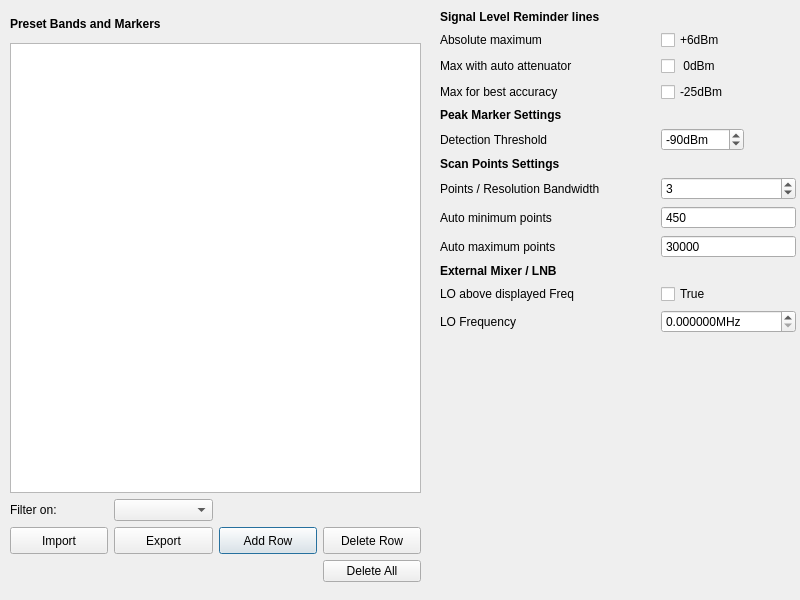
g4ixt/QtTinySA, file preferences.ui: the form before one commit.
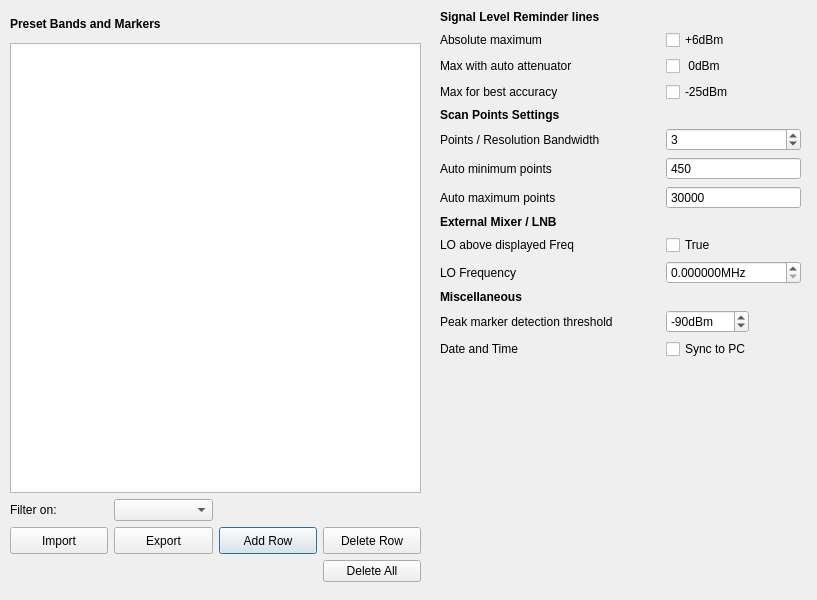
The form after the commit.

The edit to the form file:
```diff
--- a/preferences.ui
+++ b/preferences.ui
@@ -6,7 +6,7 @@
    <rect>
     <x>0</x>
     <y>0</y>
-    <width>800</width>
+    <width>817</width>
     <height>600</height>
    </rect>
   </property>
@@ -156,45 +156,62 @@
     <rect>
      <x>440</x>
      <y>10</y>
-     <width>356</width>
+     <width>361</width>
      <height>571</height>
     </rect>
    </property>
    <layout class="QGridLayout" name="gridLayout_2">
-    <item row="2" column="1">
-     <widget class="QCheckBox" name="zeroLine">
+    <item row="11" column="0">
+     <widget class="QLabel" name="label_13">
+      <property name="font">
+       <font>
+        <weight>75</weight>
+        <bold>true</bold>
+       </font>
+      </property>
       <property name="text">
-       <string> 0dBm</string>
+       <string>Miscellaneous</string>
+      </property>
+     </widget>
+    </item>
+    <item row="5" column="1">
+     <widget class="QSpinBox" name="rbw_x">
+      <property name="minimum">
+       <number>2</number>
+      </property>
+      <property name="maximum">
+       <number>10</number>
+      </property>
+      <property name="value">
+       <number>3</number>
+      </property>
+     </widget>
+    </item>
+    <item row="13" column="1">
+     <widget class="QCheckBox" name="syncTime">
+      <property name="text">
+       <string>Sync to PC</string>
+      </property>
+     </widget>
+    </item>
+    <item row="1" column="1">
+     <widget class="QCheckBox" name="plus6Line">
+      <property name="text">
+       <string>+6dBm</string>
       </property>
       <property name="checked">
        <bool>false</bool>
       </property>
      </widget>
     </item>
-    <item row="7" column="0">
+    <item row="5" column="0">
      <widget class="QLabel" name="label">
       <property name="text">
        <string>Points / Resolution Bandwidth</string>
       </property>
      </widget>
     </item>
-    <item row="8" column="1">
-     <widget class="QSpinBox" name="minPoints">
-      <property name="buttonSymbols">
-       <enum>QAbstractSpinBox::NoButtons</enum>
-      </property>
-      <property name="minimum">
-       <number>25</number>
-      </property>
-      <property name="maximum">
-       <number>450</number>
-      </property>
-      <property name="value">
-       <number>450</number>
-      </property>
-     </widget>
-    </item>
-    <item row="10" column="0" colspan="2">
+    <item row="8" column="0" colspan="2">
      <widget class="QLabel" name="label_14">
       <property name="font">
        <font>
@@ -207,7 +224,119 @@
       </property>
      </widget>
     </item>
-    <item row="5" column="1">
+    <item row="1" column="0">
+     <widget class="QLabel" name="label_11">
+      <property name="text">
+       <string>Absolute maximum</string>
+      </property>
+     </widget>
+    </item>
+    <item row="7" column="1">
+     <widget class="QSpinBox" name="maxPoints">
+      <property name="buttonSymbols">
+       <enum>QAbstractSpinBox::NoButtons</enum>
+      </property>
+      <property name="minimum">
+       <number>25</number>
+      </property>
+      <property name="maximum">
+       <number>100000</number>
+      </property>
+      <property name="value">
+       <number>30000</number>
+      </property>
+     </widget>
+    </item>
+    <item row="0" column="0" colspan="2">
+     <widget class="QLabel" name="label_6">
+      <property name="font">
+       <font>
+        <weight>75</weight>
+        <bold>true</bold>
+       </font>
+      </property>
+      <property name="text">
+       <string>Signal Level Reminder lines</string>
+      </property>
+     </widget>
+    </item>
+    <item row="2" column="0">
+     <widget class="QLabel" name="label_10">
+      <property name="text">
+       <string>Max with auto attenuator</string>
+      </property>
+     </widget>
+    </item>
+    <item row="3" column="1">
+     <widget class="QCheckBox" name="neg25Line">
+      <property name="text">
+       <string>-25dBm</string>
+      </property>
+      <property name="checked">
+       <bool>false</bool>
+      </property>
+     </widget>
+    </item>
+    <item row="12" column="0">
+     <widget class="QLabel" name="label_2">
+      <property name="text">
+       <string>Peak marker detection threshold</string>
+      </property>
+     </widget>
+    </item>
+    <item row="7" column="0">
+     <widget class="QLabel" name="label_4">
+      <property name="text">
+       <string>Auto maximum points</string>
+      </property>
+     </widget>
+    </item>
+    <item row="9" column="1">
+     <widget class="QCheckBox" name="highLO">
+      <property name="text">
+       <string>True</string>
+      </property>
+     </widget>
+    </item>
+    <item row="3" column="0">
+     <widget class="QLabel" name="label_9">
+      <property name="text">
+       <string>Max for best accuracy</string>
+      </property>
+     </widget>
+    </item>
+    <item row="9" column="0">
+     <widget class="QLabel" name="label_15">
+      <property name="text">
+       <string>LO above displayed Freq</string>
+      </property>
+     </widget>
+    </item>
+    <item row="2" column="1">
+     <widget class="QCheckBox" name="zeroLine">
+      <property name="text">
+       <string> 0dBm</string>
+      </property>
+      <property name="checked">
+       <bool>false</bool>
+      </property>
+     </widget>
+    </item>
+    <item row="6" column="0">
+     <widget class="QLabel" name="label_3">
+      <property name="text">
+       <string>Auto minimum points</string>
+      </property>
+     </widget>
+    </item>
+    <item row="10" column="0">
+     <widget class="QLabel" name="label_16">
+      <property name="text">
+       <string>LO Frequency</string>
+      </property>
+     </widget>
+    </item>
+    <item row="12" column="1">
      <widget class="QSpinBox" name="peakThreshold">
       <property name="sizePolicy">
        <sizepolicy hsizetype="Minimum" vsizetype="Fixed">
@@ -243,7 +372,55 @@
       </property>
      </widget>
     </item>
-    <item row="16" column="0">
+    <item row="4" column="0">
+     <widget class="QLabel" name="label_8">
+      <property name="font">
+       <font>
+        <weight>75</weight>
+        <bold>true</bold>
+       </font>
+      </property>
+      <property name="text">
+       <string>Scan Points Settings</string>
+      </property>
+     </widget>
+    </item>
+    <item row="6" column="1">
+     <widget class="QSpinBox" name="minPoints">
+      <property name="buttonSymbols">
+       <enum>QAbstractSpinBox::NoButtons</enum>
+      </property>
+      <property name="minimum">
+       <number>25</number>
+      </property>
+      <property name="maximum">
+       <number>450</number>
+      </property>
+      <property name="value">
+       <number>450</number>
+      </property>
+     </widget>
+    </item>
+    <item row="10" column="1">
+     <widget class="QDoubleSpinBox" name="freqLO">
+      <property name="suffix">
+       <string>MHz</string>
+      </property>
+      <property name="decimals">
+       <number>6</number>
+      </property>
+      <property name="minimum">
+       <double>0.000000000000000</double>
+      </property>
+      <property name="maximum">
+       <double>100000.000000000000000</double>
+      </property>
+      <property name="value">
+       <double>0.000000000000000</double>
+      </property>
+     </widget>
+    </item>
+    <item row="14" column="0">
      <spacer name="verticalSpacer_2">
       <property name="orientation">
        <enum>Qt::Vertical</enum>
@@ -256,180 +433,10 @@
       </property>
      </spacer>
     </item>
-    <item row="12" column="1">
-     <widget class="QDoubleSpinBox" name="freqLO">
-      <property name="suffix">
-       <string>MHz</string>
-      </property>
-      <property name="decimals">
-       <number>6</number>
-      </property>
-      <property name="minimum">
-       <double>0.000000000000000</double>
-      </property>
-      <property name="maximum">
-       <double>100000.000000000000000</double>
-      </property>
-      <property name="value">
-       <double>0.000000000000000</double>
-      </property>
-     </widget>
-    </item>
-    <item row="7" column="1">
-     <widget class="QSpinBox" name="rbw_x">
-      <property name="minimum">
-       <number>2</number>
-      </property>
-      <property name="maximum">
-       <number>10</number>
-      </property>
-      <property name="value">
-       <number>3</number>
-      </property>
-     </widget>
-    </item>
-    <item row="9" column="0">
-     <widget class="QLabel" name="label_4">
-      <property name="text">
-       <string>Auto maximum points</string>
-      </property>
-     </widget>
-    </item>
-    <item row="6" column="0">
-     <widget class="QLabel" name="label_8">
-      <property name="font">
-       <font>
-        <weight>75</weight>
-        <bold>true</bold>
-       </font>
-      </property>
-      <property name="text">
-       <string>Scan Points Settings</string>
-      </property>
-     </widget>
-    </item>
-    <item row="0" column="0" colspan="2">
-     <widget class="QLabel" name="label_6">
-      <property name="font">
-       <font>
-        <weight>75</weight>
-        <bold>true</bold>
-       </font>
-      </property>
-      <property name="text">
-       <string>Signal Level Reminder lines</string>
-      </property>
-     </widget>
-    </item>
-    <item row="3" column="1">
-     <widget class="QCheckBox" name="neg25Line">
-      <property name="text">
-       <string>-25dBm</string>
-      </property>
-      <property name="checked">
-       <bool>false</bool>
-      </property>
-     </widget>
-    </item>
-    <item row="1" column="0">
-     <widget class="QLabel" name="label_11">
-      <property name="text">
-       <string>Absolute maximum</string>
-      </property>
-     </widget>
-    </item>
-    <item row="3" column="0">
-     <widget class="QLabel" name="label_9">
-      <property name="text">
-       <string>Max for best accuracy</string>
-      </property>
-     </widget>
-    </item>
-    <item row="11" column="0">
-     <widget class="QLabel" name="label_15">
-      <property name="text">
-       <string>LO above displayed Freq</string>
-      </property>
-     </widget>
-    </item>
-    <item row="1" column="1">
-     <widget class="QCheckBox" name="plus6Line">
-      <property name="text">
-       <string>+6dBm</string>
-      </property>
-      <property name="checked">
-       <bool>false</bool>
-      </property>
-     </widget>
-    </item>
     <item row="13" column="0">
-     <widget class="QLabel" name="label_13">
+     <widget class="QLabel" name="label_17">
       <property name="text">
-       <string/>
-      </property>
-     </widget>
-    </item>
-    <item row="5" column="0">
-     <widget class="QLabel" name="label_2">
-      <property name="text">
-       <string>Detection Threshold</string>
-      </property>
-     </widget>
-    </item>
-    <item row="2" column="0">
-     <widget class="QLabel" name="label_10">
-      <property name="text">
-       <string>Max with auto attenuator</string>
-      </property>
-     </widget>
-    </item>
-    <item row="9" column="1">
-     <widget class="QSpinBox" name="maxPoints">
-      <property name="buttonSymbols">
-       <enum>QAbstractSpinBox::NoButtons</enum>
-      </property>
-      <property name="minimum">
-       <number>25</number>
-      </property>
-      <property name="maximum">
-       <number>100000</number>
-      </property>
-      <property name="value">
-       <number>30000</number>
-      </property>
-     </widget>
-    </item>
-    <item row="4" column="0">
-     <widget class="QLabel" name="label_7">
-      <property name="font">
-       <font>
-        <weight>75</weight>
-        <bold>true</bold>
-       </font>
-      </property>
-      <property name="text">
-       <string>Peak Marker Settings</string>
-      </property>
-     </widget>
-    </item>
-    <item row="8" column="0">
-     <widget class="QLabel" name="label_3">
-      <property name="text">
-       <string>Auto minimum points</string>
-      </property>
-     </widget>
-    </item>
-    <item row="12" column="0">
-     <widget class="QLabel" name="label_16">
-      <property name="text">
-       <string>LO Frequency</string>
-      </property>
-     </widget>
-    </item>
-    <item row="11" column="1">
-     <widget class="QCheckBox" name="highLO">
-      <property name="text">
-       <string>True</string>
+       <string>Date and Time</string>
       </property>
      </widget>
     </item>
```
